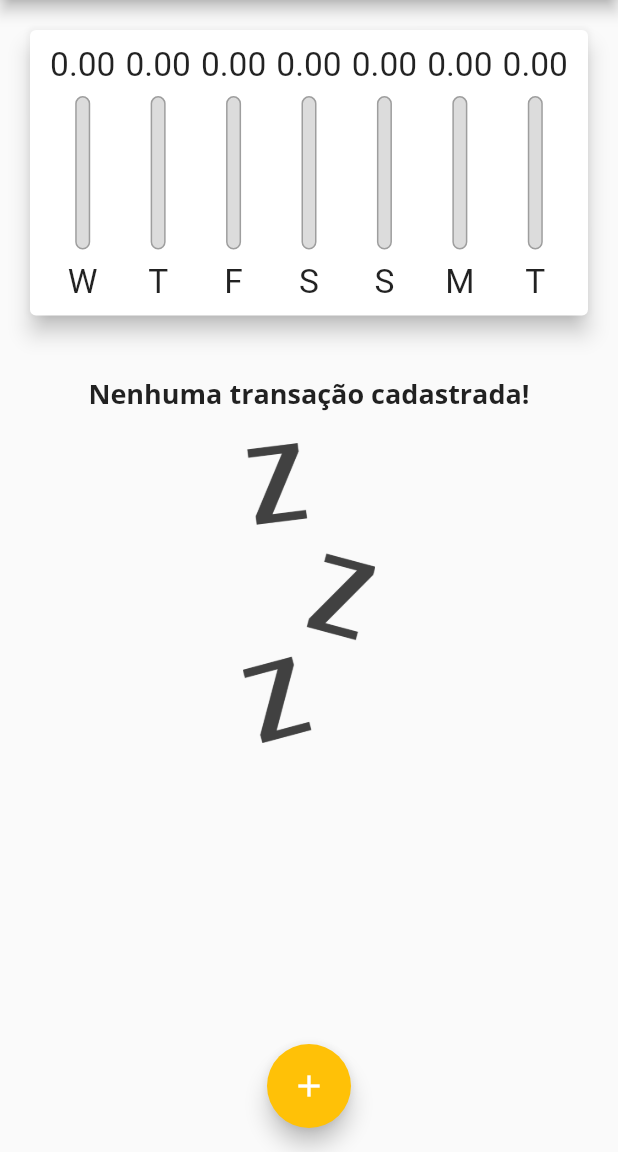
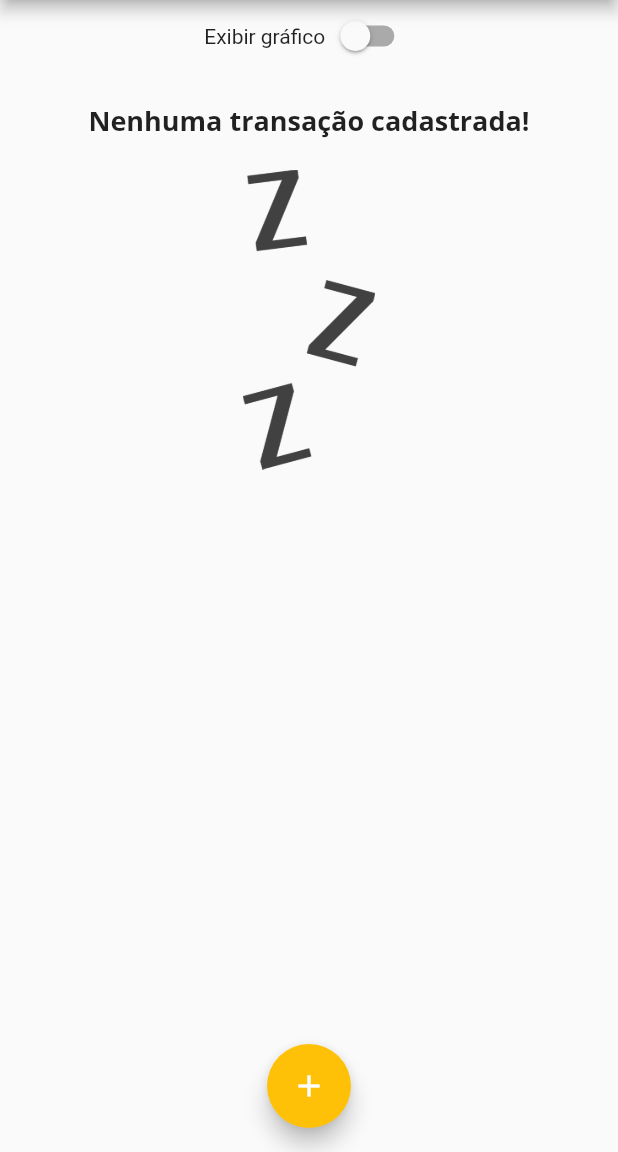
Before and after one commit to uZimbra/Despesas-Pessoais-Flutter, a Flutter app: the screen it shows after launch, on a phone screen of 412 x 824 dp, the part 84-1236 px from its top. Run offline on Flutter 3.47's test engine with Material 2 defaults, Android fonts, the phone set to English and light mode, and no system bars; our stand-ins replace google_fonts.

```diff
--- a/lib/main.dart
+++ b/lib/main.dart
@@ -30,6 +30,7 @@ class HomeWidget extends StatefulWidget {
 
 class _HomeWidgetState extends State<HomeWidget> {
   final List<Transaction> _transactions = [];
+  bool _showChart = false;
 
   List<Transaction> get _recentTransactions {
     return _transactions
@@ -99,10 +100,27 @@ class _HomeWidgetState extends State<HomeWidget> {
         child: Column(
           crossAxisAlignment: CrossAxisAlignment.stretch,
           children: [
+            Row(
+              mainAxisAlignment: MainAxisAlignment.center,
+              children: [
+                const Text('Exibir gráfico'),
+                Switch(
+                  activeColor: AppColors.primary,
+                  value: _showChart,
+                  onChanged: (value) {
+                    setState(() {
+                      _showChart = value;
+                    });
+                  },
+                ),
+              ],
+            ),
+            if (_showChart)
               SizedBox(
                 height: availableHeight * 0.3,
                 child: ChartWidget(recentTransactions: _recentTransactions),
               ),
+            if (!_showChart)
               SizedBox(
                 height: availableHeight * 0.7,
                 child: TransactionList(
```
Lines whose indentation alone changed are shown as unchanged.
